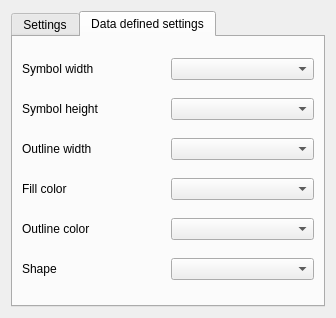
Old version of the form src/ui/symbollayer/widget_ellipse.ui in the repository qgis/QGIS.
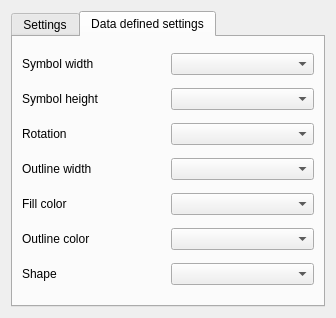
New version of the form. The open tabs and pages were chosen to show the change. Custom widgets are drawn as their Qt base class.

Commit message: started rotation / data defined rotation

Diff of the .ui file:
```diff
--- a/src/ui/symbollayer/widget_ellipse.ui
+++ b/src/ui/symbollayer/widget_ellipse.ui
@@ -152,46 +152,56 @@
        <item row="1" column="1">
         <widget class="QComboBox" name="mDDSymbolHeightComboBox"/>
        </item>
-       <item row="2" column="0">
+       <item row="3" column="0">
         <widget class="QLabel" name="mDDOutlineWidthLabel">
          <property name="text">
           <string>Outline width</string>
          </property>
         </widget>
        </item>
-       <item row="2" column="1">
+       <item row="3" column="1">
         <widget class="QComboBox" name="mDDOutlineWidthComboBox"/>
        </item>
-       <item row="3" column="0">
+       <item row="4" column="0">
         <widget class="QLabel" name="mDDFillColorLabel">
          <property name="text">
           <string>Fill color</string>
          </property>
         </widget>
        </item>
-       <item row="3" column="1">
+       <item row="4" column="1">
         <widget class="QComboBox" name="mDDFillColorComboBox"/>
        </item>
-       <item row="4" column="0">
+       <item row="5" column="0">
         <widget class="QLabel" name="mDDOutlineLabel">
          <property name="text">
           <string>Outline color</string>
          </property>
         </widget>
        </item>
-       <item row="4" column="1">
+       <item row="5" column="1">
         <widget class="QComboBox" name="mDDOutlineColorComboBox"/>
        </item>
-       <item row="5" column="0">
+       <item row="6" column="0">
         <widget class="QLabel" name="mDDShapeLabel">
          <property name="text">
           <string>Shape</string>
          </property>
         </widget>
        </item>
-       <item row="5" column="1">
+       <item row="6" column="1">
         <widget class="QComboBox" name="mDDShapeComboBox"/>
        </item>
+       <item row="2" column="1">
+        <widget class="QComboBox" name="mDDRotationComboBox"/>
+       </item>
+       <item row="2" column="0">
+        <widget class="QLabel" name="mDDRotationLabel">
+         <property name="text">
+          <string>Rotation</string>
+         </property>
+        </widget>
+       </item>
       </layout>
      </widget>
     </widget>
```
Left out of the diff: 16 changed lines with no effect on the pictures. The commit also changes 6 other files.
